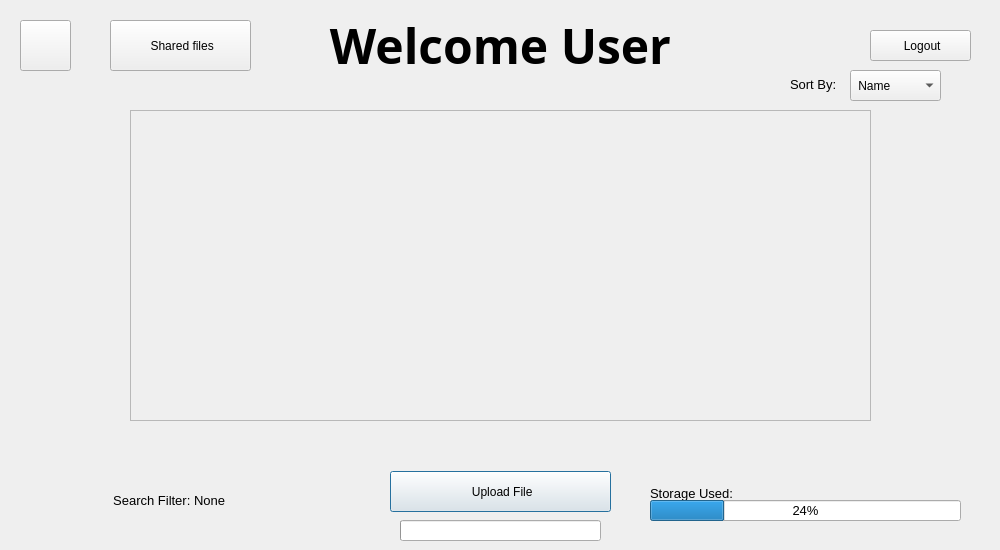
Qt form Main/client/gui/ui/user.ui (SuperName3102/Final-Project) before a commit.
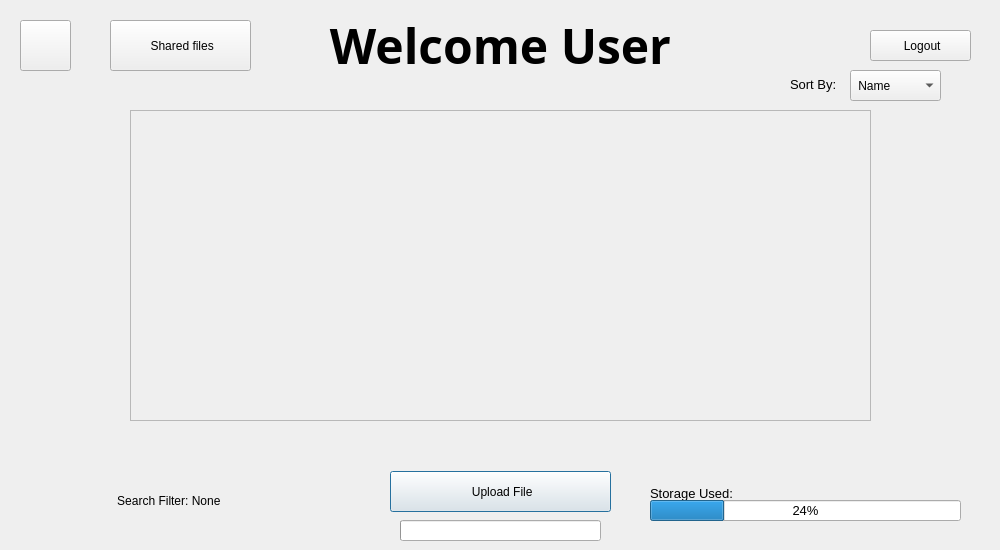
The same form after that commit.

Patch:
```diff
--- a/Main/client/gui/ui/user.ui
+++ b/Main/client/gui/ui/user.ui
@@ -141,12 +141,12 @@
       <x>0</x>
       <y>70</y>
       <width>1001</width>
-      <height>41</height>
+      <height>31</height>
      </rect>
     </property>
     <property name="font">
      <font>
-      <pointsize>11</pointsize>
+      <pointsize>12</pointsize>
      </font>
     </property>
     <property name="text">
@@ -233,11 +233,6 @@
       <height>41</height>
      </rect>
     </property>
-    <property name="font">
-     <font>
-      <pointsize>10</pointsize>
-     </font>
-    </property>
     <property name="text">
      <string>  Search Filter: None</string>
     </property>
@@ -352,10 +347,10 @@
    <widget class="QLabel" name="total_files">
     <property name="geometry">
      <rect>
-      <x>130</x>
-      <y>86</y>
-      <width>58</width>
-      <height>31</height>
+      <x>120</x>
+      <y>440</y>
+      <width>81</width>
+      <height>21</height>
      </rect>
     </property>
     <property name="text">
```
